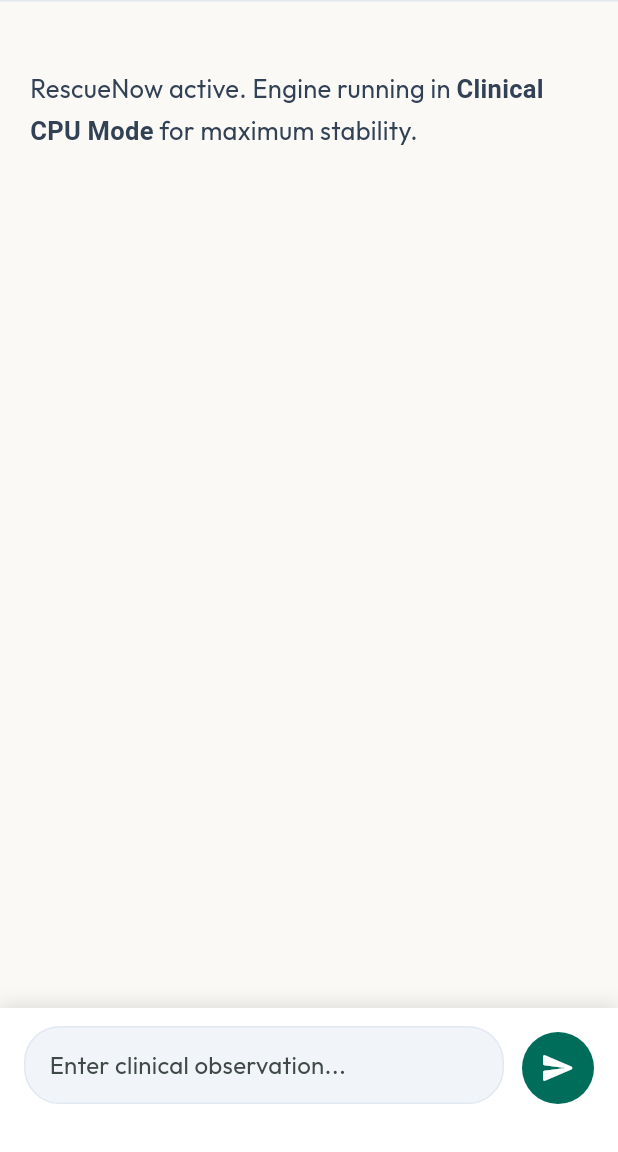
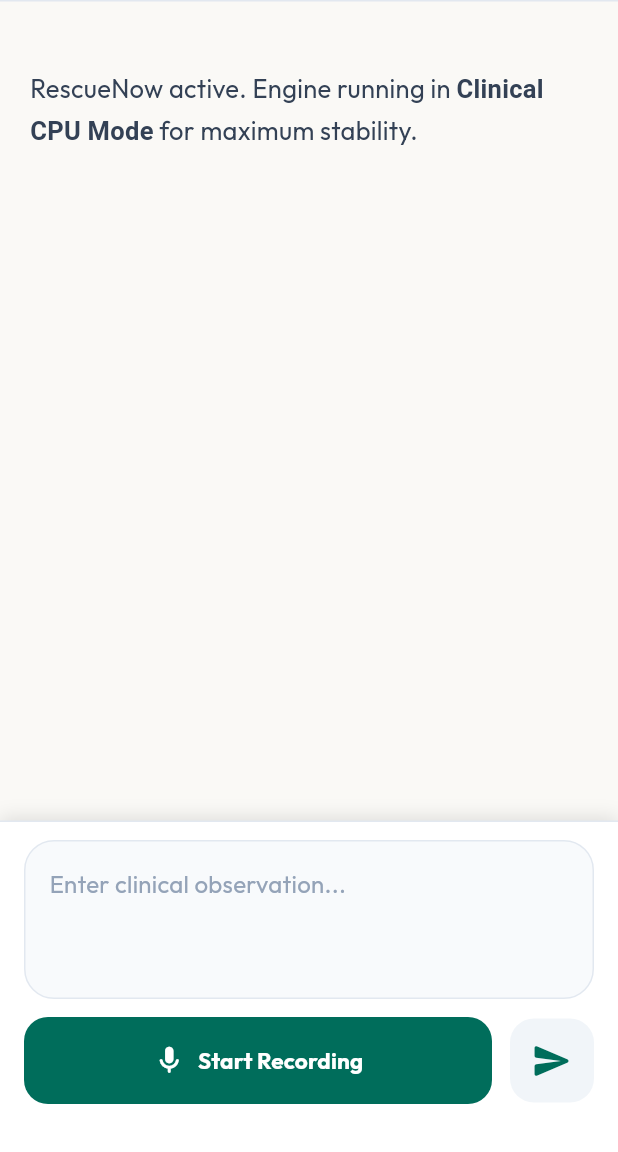
Before and after one commit to daathwi/CareNest, a Flutter app: the ChatScreen screen opened directly, on a phone screen of 412 x 824 dp, the part 84-1236 px from its top. Run offline on Flutter 3.47's test engine with Material 3 defaults, Android fonts, the phone set to English and light mode, and no system bars; our stand-ins replace flutter_markdown_plus, flutter_tts, google_fonts, permission_handler, speech_to_text; missing offline and left inert: dart:ffi, flutter_downloader, flutter_mermaid, markdown.

Commit message:
feature: added voice input/outputs

```diff
--- a/care_nest_mobile/lib/main.dart
+++ b/care_nest_mobile/lib/main.dart
@@ -10,6 +10,7 @@
 import 'package:google_fonts/google_fonts.dart';
 import 'screens/setup_screen.dart';
 import 'package:flutter_downloader/flutter_downloader.dart';
+import 'services/voice_service.dart';
 
 void main() async {
   WidgetsFlutterBinding.ensureInitialized();
@@ -532,9 +533,13 @@
   Map<String, dynamic>? _lastMetrics;
   StreamSubscription? _inferenceSubscription;
 
+  final VoiceService _voiceService = VoiceService();
+  bool _isListening = false;
+
   @override
   void initState() {
     super.initState();
+    _voiceService.init();
     _initModel();
   }
 
@@ -603,6 +608,8 @@
       _lastMetrics = null;
     });
     _scrollToBottom();
+    _voiceService.resetTurn();
+
     try {
       final stream = await runLlamaStreaming(text, _modelPath!);
       String fullResponse = "";
@@ -615,6 +622,9 @@
               _messages.last = Message(text: fullResponse, isUser: false, isStreaming: true);
             });
             _scrollToBottom();
+
+            // Real-time voice feedback for checklist items
+            _voiceService.processStreamingText(fullResponse);
           } else if (event is Map<String, dynamic>) {
             setState(() {
               _lastMetrics = event;
@@ -625,11 +635,32 @@
         onDone: () {
           if (!mounted) return;
           setState(() => _messages.last.isStreaming = false);
+          // Final flush to catch the last checklist item if no trailing newline
+          _voiceService.processStreamingText(fullResponse, isFinal: true);
         },
       );
     } catch (e) {
       if (!mounted) return;
       setState(() => _messages.last = Message(text: "Error: $e", isUser: false));
+    }
+  }
+
+  void _listen() async {
+    if (!_isListening) {
+      final String currentText = _controller.text;
+      final locale = _voiceService.getLocaleForText(currentText);
+      _voiceService.stopSpeaking(); // Ensure AI stops talking when user starts
+      await _voiceService.startListening(
+        localeId: locale,
+        onResult: (val) => setState(() => _controller.text = val),
+      );
+      setState(() => _isListening = true);
+    } else {
+      await _voiceService.stopListening();
+      setState(() => _isListening = false);
+      if (_controller.text.isNotEmpty) {
+        _handleSend(_controller.text);
+      }
     }
   }
 
@@ -1114,6 +1145,7 @@
     return Container(
       decoration: const BoxDecoration(
         color: Colors.white,
+        border: Border(top: BorderSide(color: Color(0xFFE2E8F0))),
         boxShadow: [
           BoxShadow(
             color: Colors.black12,
@@ -1123,44 +1155,78 @@
         ],
       ),
       padding: const EdgeInsets.fromLTRB(16, 12, 16, 32),
-      child: Row(
-        crossAxisAlignment: CrossAxisAlignment.end,
+      child: Column(
+        mainAxisSize: MainAxisSize.min,
+        children: [
+          // 1. Panorama Text Area
+          Container(
+            decoration: BoxDecoration(
+              color: const Color(0xFFF8FAFC),
+              borderRadius: BorderRadius.circular(20),
+              border: Border.all(color: const Color(0xFFE2E8F0)),
+            ),
+            child: TextField(
+              controller: _controller,
+              minLines: 3,
+              maxLines: 8,
+              style: const TextStyle(fontSize: 16, height: 1.5),
+              decoration: InputDecoration(
+                hintText: "Enter clinical observation...",
+                hintStyle: const TextStyle(color: Color(0xFF94A3B8)),
+                border: InputBorder.none,
+                contentPadding: const EdgeInsets.all(16),
+                suffixIcon: _controller.text.isNotEmpty
+                  ? IconButton(
+                      icon: const Icon(Icons.clear_rounded, size: 20, color: Color(0xFF94A3B8)),
+                      onPressed: () => setState(() => _controller.clear()),
+                    )
+                  : null,
+              ),
+              onChanged: (_) => setState(() {}),
+            ),
+          ),
+          const SizedBox(height: 12),
+
+          // 2. Surgical Action Row
+          Row(
             children: [
               Expanded(
-            child: Container(
-              decoration: BoxDecoration(
-                color: const Color(0xFFF1F5F9),
-                borderRadius: BorderRadius.circular(24),
-                border: Border.all(color: const Color(0xFFE2E8F0)),
+                child: ElevatedButton.icon(
+                  onPressed: _listen,
+                  style: ElevatedButton.styleFrom(
+                    backgroundColor: _isListening ? Colors.red : const Color(0xFF006D5B),
+                    foregroundColor: Colors.white,
+                    padding: const EdgeInsets.symmetric(vertical: 18),
+                    shape: RoundedRectangleBorder(borderRadius: BorderRadius.circular(16)),
+                    elevation: 0,
                   ),
-              padding: const EdgeInsets.symmetric(horizontal: 16),
-              child: TextField(
-                controller: _controller,
-                minLines: 1,
-                maxLines: 5,
-                style: const TextStyle(fontSize: 16),
-                decoration: const InputDecoration(
-                  hintText: "Enter clinical observation...",
-                  border: InputBorder.none,
-                  contentPadding: EdgeInsets.symmetric(vertical: 12),
+                  icon: Icon(
+                    _isListening ? Icons.stop_rounded : Icons.mic_rounded,
+                    size: 22,
                   ),
+                  label: Text(
+                    _isListening ? "Stop Recording" : "Start Recording",
+                    style: GoogleFonts.outfit(fontWeight: FontWeight.bold, fontSize: 15),
                   ),
                 ),
               ),
               const SizedBox(width: 12),
               Container(
-            decoration: const BoxDecoration(
-              color: Color(0xFF006D5B),
-              shape: BoxShape.circle,
+                decoration: BoxDecoration(
+                  color: const Color(0xFFF1F5F9),
+                  borderRadius: BorderRadius.circular(16),
                 ),
                 child: IconButton(
                   icon: const Icon(
                     Icons.send_rounded,
-                color: Colors.white,
-                size: 24,
+                    color: Color(0xFF006D5B),
+                    size: 28,
                   ),
                   onPressed: () => _handleSend(_controller.text),
+                  padding: const EdgeInsets.all(14),
                 ),
+              ),
+            ],
           ),
         ],
       ),
--- a/care_nest_mobile/pubspec.yaml
+++ b/care_nest_mobile/pubspec.yaml
@@ -40,6 +40,9 @@
   google_fonts: ^8.0.2
   flutter_downloader: ^1.11.7
   path: ^1.9.0
+  speech_to_text: ^7.0.0
+  flutter_tts: ^4.2.2
+  permission_handler: ^11.3.1
 
 dev_dependencies:
   flutter_test:
```
Also changed, not shown: care_nest_mobile/lib/screens/setup_screen.dart (+51 -0 lines), care_nest_mobile/lib/services/voice_service.dart (added, +112 -0 lines), care_nest_mobile/pubspec.lock, 4 other files. Lines whose indentation alone changed are shown as unchanged.
